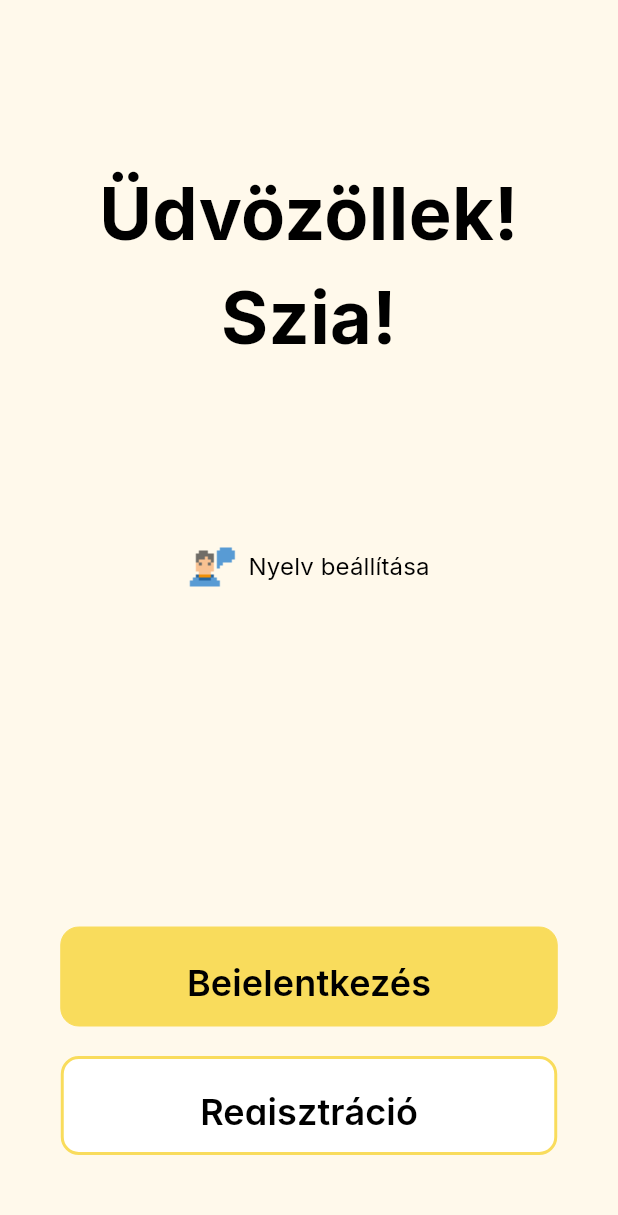
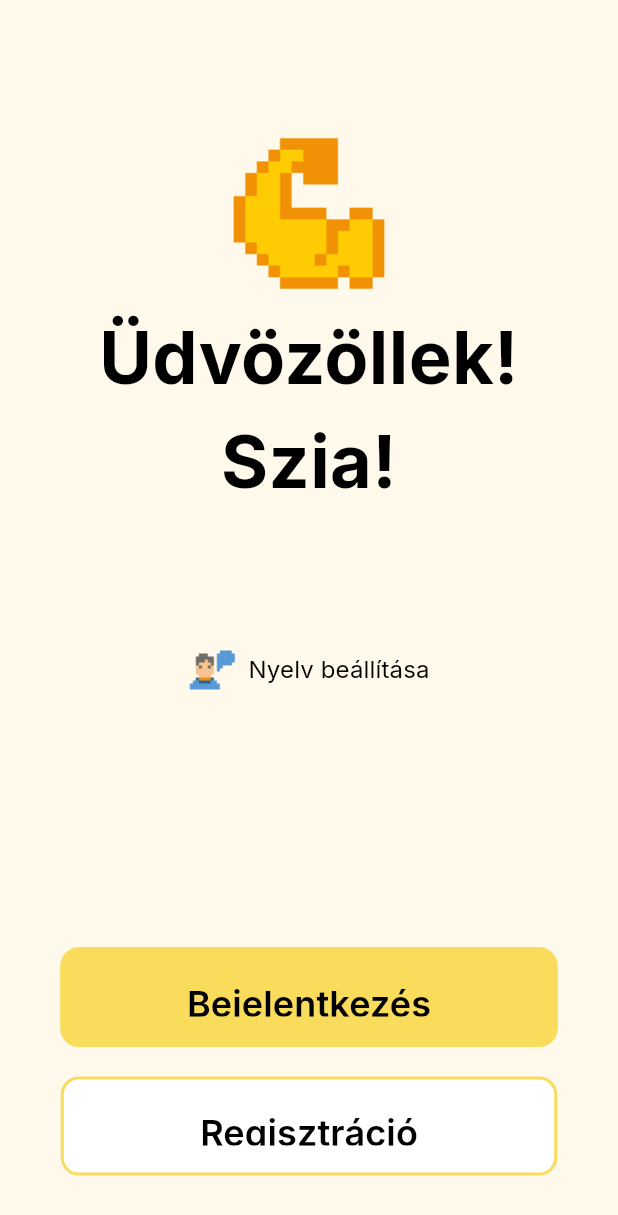
Before and after one commit to T0liver/recout, a Flutter app: the screen it shows after launch, on a phone screen of 412 x 824 dp. Shown: the top 1215 px of the screen. Run offline on Flutter 3.47's test engine with Material 3 defaults, Android fonts, the phone set to English and light mode, and no system bars.

Commit message:
Upscale image Upscaled image with infranview to a bigger size to make the logo the right (and visible for human eyes too) size

```diff
--- a/lib/first_page.dart
+++ b/lib/first_page.dart
@@ -14,6 +14,12 @@ class FirstPage extends StatelessWidget {
         body: Column(
             children: [
               const Spacer(flex: 2),
+              /*SizedBox(
+                width: 128,
+                height: 128,
+                child: Image.asset('assets/graphics/icons/icons8-strong-arm-32.png', height: 64,),
+              ),*/
+              Image.asset('assets/graphics/icons/icons8-strong-arm-128.png', height: MediaQuery.sizeOf(context).height * 0.15,),
               Heading(text: l10n.firstGreet),
               const Spacer(flex: 2),
               LanguageLabel(onPressed: () {},),
--- a/pubspec.yaml
+++ b/pubspec.yaml
@@ -75,6 +75,7 @@ flutter:
     - assets/graphics/icons/icons8-save-32.png
     - assets/graphics/icons/icons8-settings-32.png
     - assets/graphics/icons/icons8-strong-arm-32.png
+    - assets/graphics/icons/icons8-strong-arm-128.png
     - assets/graphics/icons/icons8-test-account-32.png
 
   # An image asset can refer to one or more resolution-specific "variants", see
```
Also changed, not shown: assets/graphics/icons/icons8-strong-arm-128.png (added).
